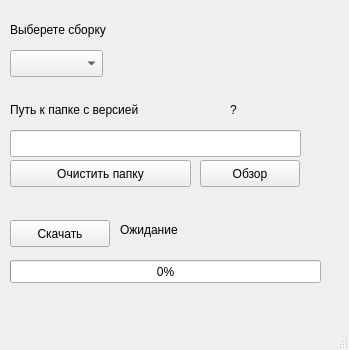
The window that design/main.ui (JohnTheCoolingFan/MCModBulkUpdater) describes before a commit, drawn with Qt 5.
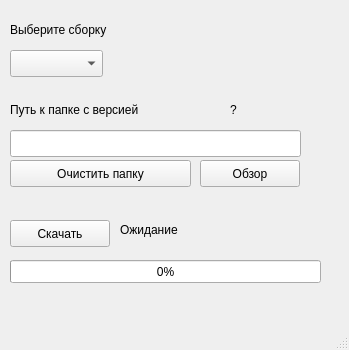
The same window after the commit.

```diff
--- a/design/main.ui
+++ b/design/main.ui
@@ -47,7 +47,7 @@
      </rect>
     </property>
     <property name="text">
-     <string>Выберете сборку</string>
+     <string>Выберите сборку</string>
     </property>
    </widget>
    <widget class="QLineEdit" name="pathMinecraft">
```
